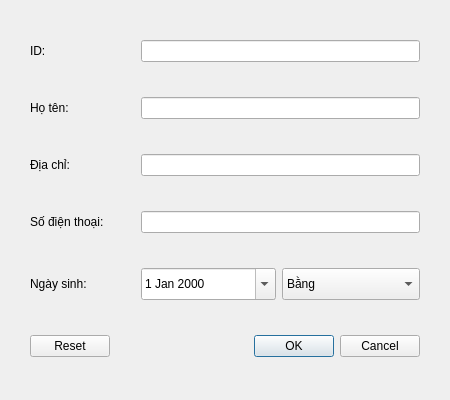
This is src/views/PatientFilteringView.ui in Taylor3691/Hospital-Management-Project as Qt 5 draws it before an edit. The edited form follows.
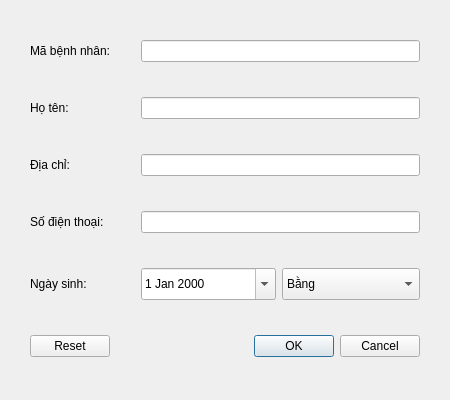
This is the edited form. Icons and pictures are not drawn.

Commit message: chore(ui): update labels which have text is "ID" to "Mã"

What changed in the file:
```diff
--- a/src/views/PatientFilteringView.ui
+++ b/src/views/PatientFilteringView.ui
@@ -2270,7 +2270,7 @@
         </size>
        </property>
        <property name="text">
-        <string>ID:</string>
+        <string>Mã bệnh nhân:</string>
        </property>
       </widget>
      </item>
```
The commit also changes 5 other files.
